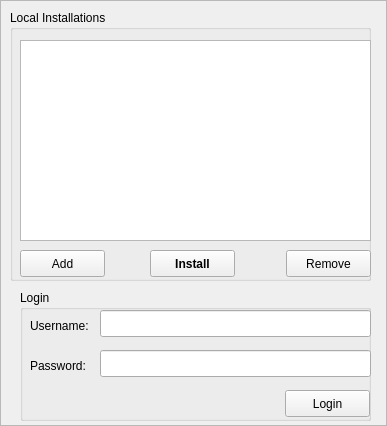
backraw/SteamCMD-GUI-Qt, file serverwindow.ui: the form before one commit.
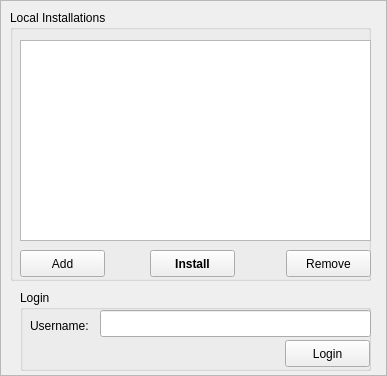
The form after the commit.

Commit message: serverwindow/Login: Remove password credential entry since the Steam login is based on the usage of SteamGuard

Patch:
```diff
--- a/serverwindow.ui
+++ b/serverwindow.ui
@@ -7,7 +7,7 @@
     <x>0</x>
     <y>0</y>
     <width>387</width>
-    <height>426</height>
+    <height>376</height>
    </rect>
   </property>
   <property name="windowTitle">
@@ -93,7 +93,7 @@
      <x>20</x>
      <y>290</y>
      <width>351</width>
-     <height>131</height>
+     <height>81</height>
     </rect>
    </property>
    <property name="title">
@@ -112,19 +112,6 @@
      <string>Username:</string>
     </property>
    </widget>
-   <widget class="QLabel" name="label_2">
-    <property name="geometry">
-     <rect>
-      <x>10</x>
-      <y>60</y>
-      <width>71</width>
-      <height>31</height>
-     </rect>
-    </property>
-    <property name="text">
-     <string>Password:</string>
-    </property>
-   </widget>
    <widget class="QLineEdit" name="lineEditLoginUsername">
     <property name="geometry">
      <rect>
@@ -135,30 +122,11 @@
      </rect>
     </property>
    </widget>
-   <widget class="QLineEdit" name="lineEditLoginPassword">
-    <property name="geometry">
-     <rect>
-      <x>80</x>
-      <y>60</y>
-      <width>271</width>
-      <height>27</height>
-     </rect>
-    </property>
-    <property name="contextMenuPolicy">
-     <enum>Qt::NoContextMenu</enum>
-    </property>
-    <property name="inputMethodHints">
-     <set>Qt::ImhNone</set>
-    </property>
-    <property name="echoMode">
-     <enum>QLineEdit::Password</enum>
-    </property>
-   </widget>
    <widget class="QPushButton" name="pushButtonLogin">
     <property name="geometry">
      <rect>
       <x>265</x>
-      <y>100</y>
+      <y>50</y>
       <width>85</width>
       <height>27</height>
      </rect>
```
The commit also changes 2 other files.
